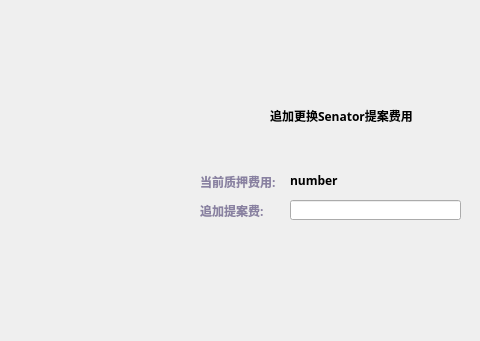
Old version of the form LNKWallet/citizen/AddPledgeDialog.ui in the repository HcashOrg/hx-indicator; both pictures show x 140 to 620 and y 0 to 341 of the 960 by 543 pixel window.
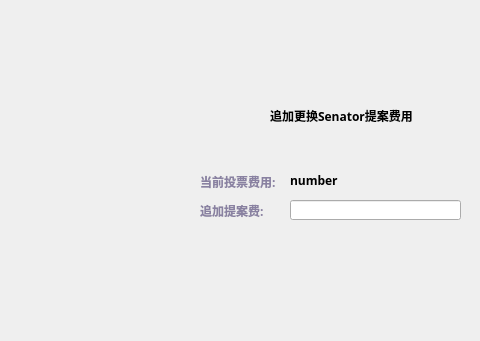
New version of the form.

Patch:
```diff
--- a/LNKWallet/citizen/AddPledgeDialog.ui
+++ b/LNKWallet/citizen/AddPledgeDialog.ui
@@ -151,7 +151,7 @@
 font: 11px &quot;Microsoft YaHei UI Light&quot;;}</string>
      </property>
      <property name="text">
-      <string>当前质押费用:</string>
+      <string>当前投票费用:</string>
      </property>
     </widget>
     <widget class="QLabel" name="currentPledge">
```
